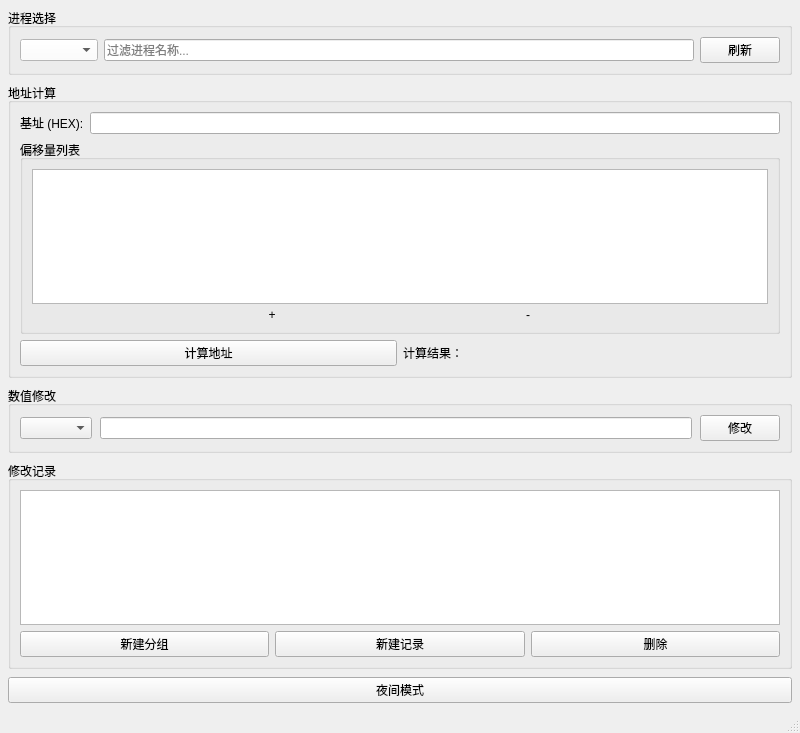
Before: the Qt Designer form mainwindow.ui in ZJamss/memory_modifier, drawn with Qt 5.
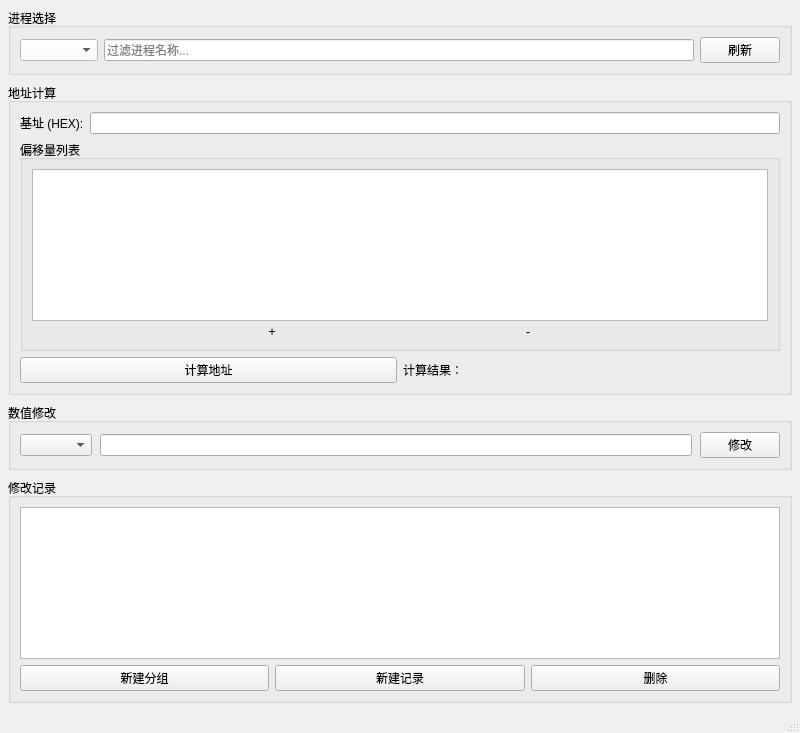
After: the same form once the commit is applied.

Commit message: feat: 取消日夜间模式切换

```diff
--- a/mainwindow.ui
+++ b/mainwindow.ui
@@ -268,16 +268,6 @@
       </layout>
      </widget>
     </item>
-    <item>
-     <widget class="QPushButton" name="btnTheme">
-      <property name="text">
-       <string>夜间模式</string>
-      </property>
-      <property name="checkable">
-       <bool>true</bool>
-      </property>
-     </widget>
-    </item>
    </layout>
   </widget>
   <widget class="QMenuBar" name="menubar">
```
The commit also changes 5 other files.
